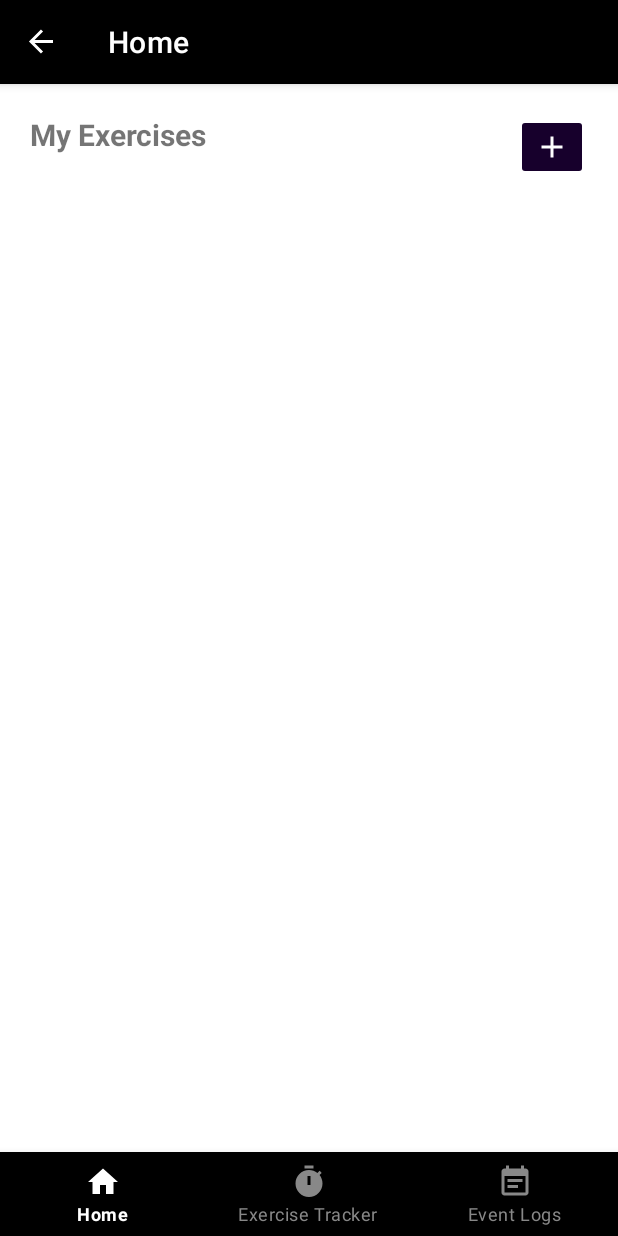
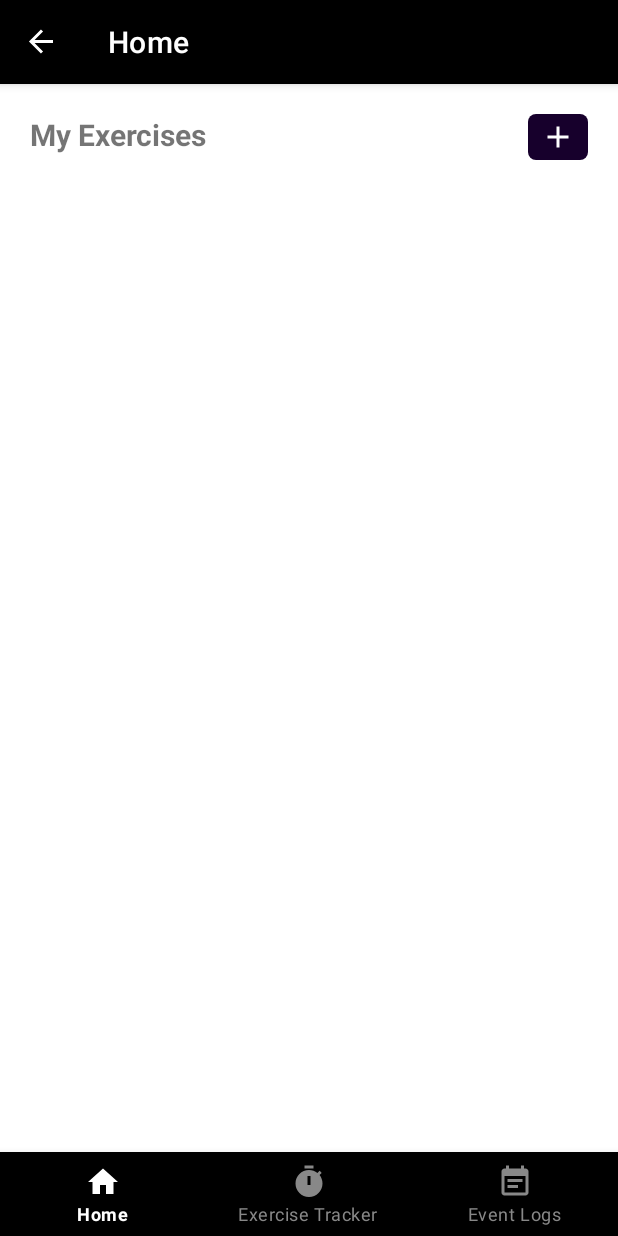
Before and after one commit to karenlinky/physio-tracker, an Android app: the screen it shows after launch (MainActivity), on a phone screen of 412 x 824 dp. Run offline under Robolectric (Android 15) with nearby library versions, the phone set to English and light mode, and no system bars; our stand-ins replace navigation-ui.

Commit message:
Updated image button corner radius

```diff
--- /dev/null
+++ b/app/src/main/res/drawable/shp_img_btn_background.xml
@@ -0,0 +1,4 @@
+<?xml version="1.0" encoding="utf-8"?>
+<shape xmlns:android="http://schemas.android.com/apk/res/android">
+    <corners android:radius="5dp" />
+</shape>
--- a/app/src/main/res/layout/fragment_home.xml
+++ b/app/src/main/res/layout/fragment_home.xml
@@ -28,6 +28,9 @@
             android:id="@+id/btnAddExercise"
             android:layout_width="wrap_content"
             android:layout_height="wrap_content"
+            android:paddingVertical="3dp"
+            android:paddingHorizontal="8dp"
+            android:background="@drawable/shp_img_btn_background"
             android:backgroundTint="?attr/colorPrimary"
             android:contentDescription="@string/txt_add_new_exercise"
             app:tint="@color/white"
```
